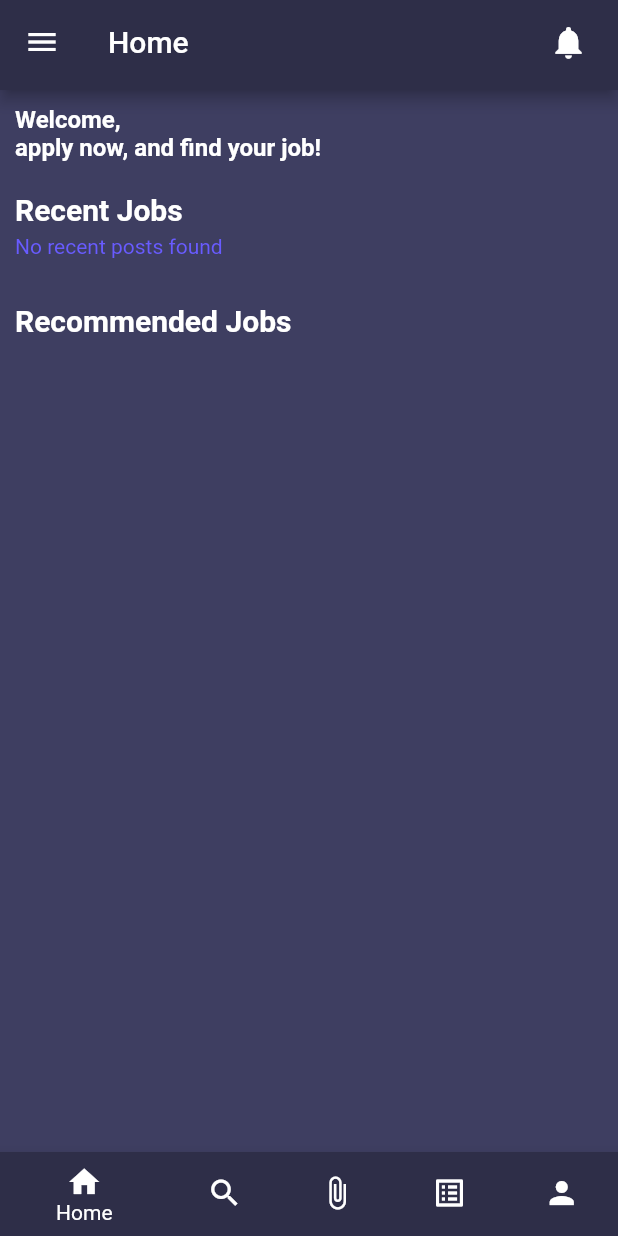
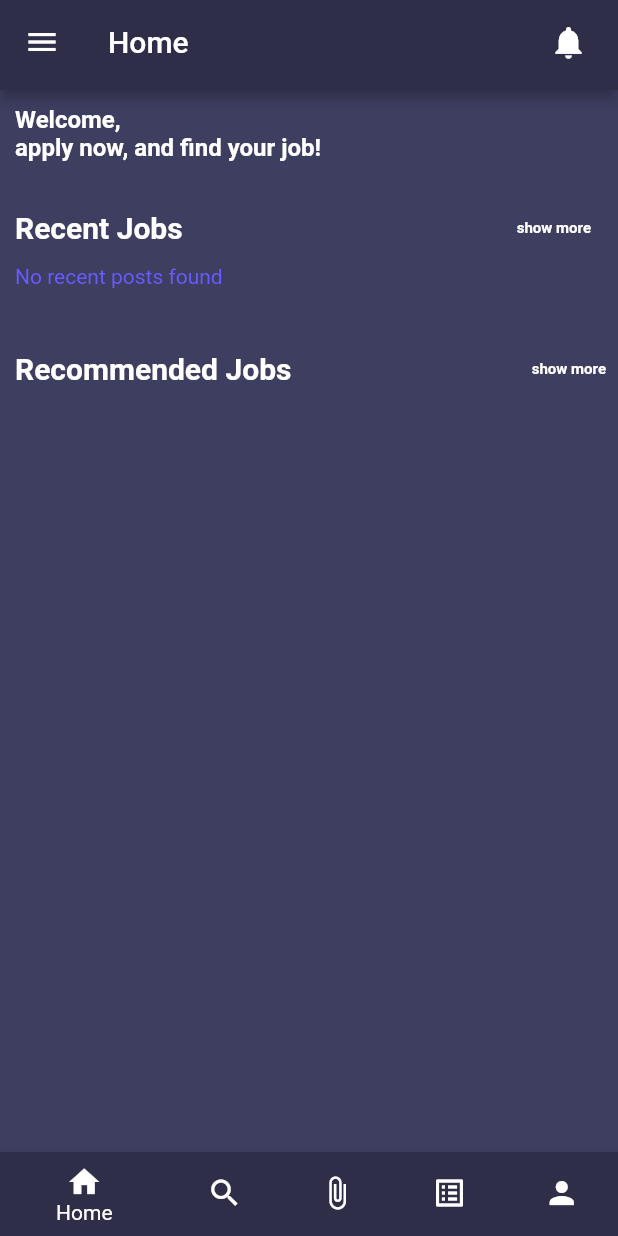
Before and after one commit to Careergy/Careergy-Applicant, a Flutter app: the screen it shows once a user with an empty profile is signed in, on a phone screen of 412 x 824 dp. Run offline on Flutter 3.47's test engine with Material 2 defaults, Android fonts, the phone set to English and light mode, and no system bars; our stand-ins replace adaptive_theme, calendar_date_picker2, card_loading, cloud_firestore, file_picker, firebase_auth and 6 more; missing offline and left inert: dart:html, flutter_autocomplete_label, flutter_document_picker, syncfusion_flutter_pdfviewer, textfield_tags; accounts and stored records are empty; network calls fail.

Commit message:
ahowing more

```diff
--- a/lib/screens/home_screen.dart
+++ b/lib/screens/home_screen.dart
@@ -5,6 +5,7 @@ import 'package:careergy_mobile/constants.dart';
 import 'package:careergy_mobile/providers/auth_provider.dart';
 // import 'package:careergy_mobile/screens/apply_for_company_screen.dart';
 import 'package:careergy_mobile/screens/company_profile.dart';
+import 'package:careergy_mobile/screens/recent_jobs_screen.dart';
 import 'package:careergy_mobile/widgets/briefcv_field.dart';
 import 'package:careergy_mobile/widgets/custom_appbar.dart';
 import 'package:careergy_mobile/widgets/custom_drawer.dart';
@@ -362,14 +363,40 @@ class _HomeScreenState extends State<HomeScreen> {
             Column(
               crossAxisAlignment: CrossAxisAlignment.start,
               children: [
-                const Padding(
-                  padding: EdgeInsets.fromLTRB(10, 10, 0, 5),
-                  child: Text(
+                Padding(
+                  padding: EdgeInsets.fromLTRB(10, 10, 10, 0),
+                  child: Row(
+                    children: [
+                      Text(
                         'Recent Jobs',
                         style: TextStyle(
                             fontWeight: FontWeight.bold,
                             fontSize: 20,
                             color: white),
+                      ),
+                      Spacer(),
+                      TextButton(
+                        onPressed: () {
+                          Navigator.push(
+                            context,
+                            MaterialPageRoute(
+                                builder: (context) => RecentJobs(
+                                    recent_posts: recent_posts,
+                                    recent_posts_uid: recent_posts_uid,
+                                    recent_posts_photos: recent_posts_photos)),
+                          ).then((value) {
+                            print('object');
+                          });
+                        },
+                        child: Text(
+                          'show more',
+                          style: TextStyle(
+                              fontWeight: FontWeight.bold,
+                              fontSize: 10,
+                              color: white),
+                        ),
+                      ),
+                    ],
                   ),
                 ),
                 recent_posts.isNotEmpty
@@ -584,14 +611,41 @@ class _HomeScreenState extends State<HomeScreen> {
             Column(
               crossAxisAlignment: CrossAxisAlignment.start,
               children: [
-                const Padding(
+                Padding(
                   padding: EdgeInsets.fromLTRB(10, 10, 0, 5),
-                  child: Text(
+                  child: Row(
+                    children: [
+                      Text(
                         'Recommended Jobs',
                         style: TextStyle(
                             fontWeight: FontWeight.bold,
                             fontSize: 20,
                             color: white),
+                      ),
+                      Spacer(),
+                      TextButton(
+                        onPressed: () {
+                          Navigator.push(
+                            context,
+                            MaterialPageRoute(
+                                builder: (context) => RecentJobs(
+                                    recent_posts: recommended_posts,
+                                    recent_posts_uid: recommended_posts_uid,
+                                    recent_posts_photos:
+                                        recommended_posts_photos)),
+                          ).then((value) {
+                            print('object');
+                          });
+                        },
+                        child: Text(
+                          'show more',
+                          style: TextStyle(
+                              fontWeight: FontWeight.bold,
+                              fontSize: 10,
+                              color: white),
+                        ),
+                      ),
+                    ],
                   ),
                 ),
                 recommended_posts.isNotEmpty
```
Also changed, not shown: lib/screens/recent_jobs_screen.dart (added, +205 -0 lines). Lines whose indentation alone changed are shown as unchanged.
